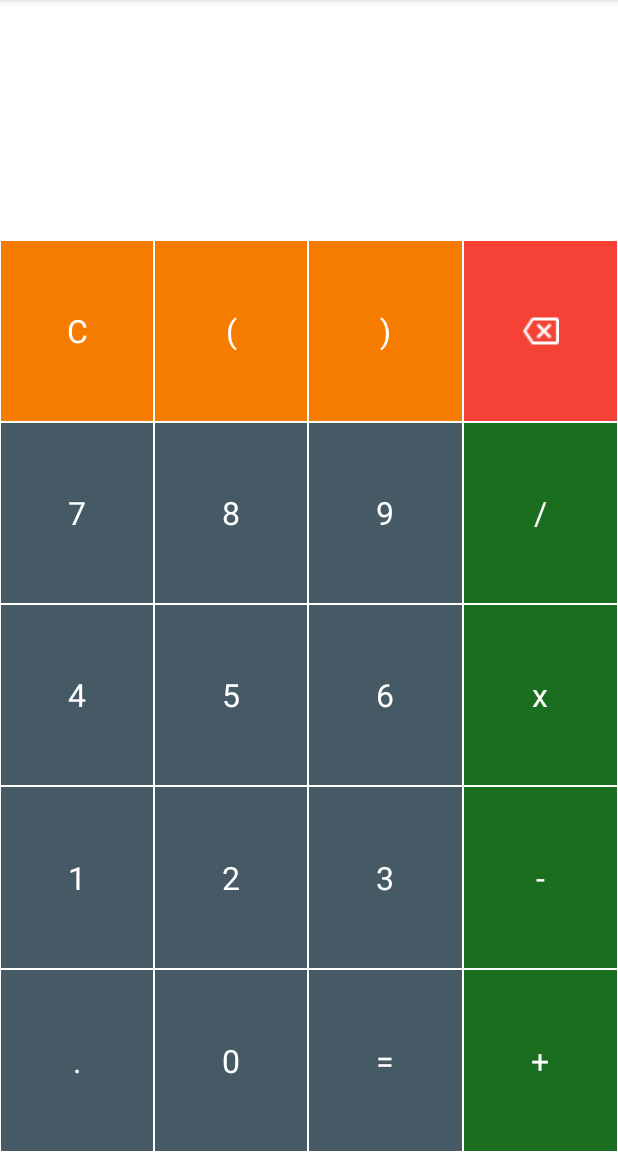
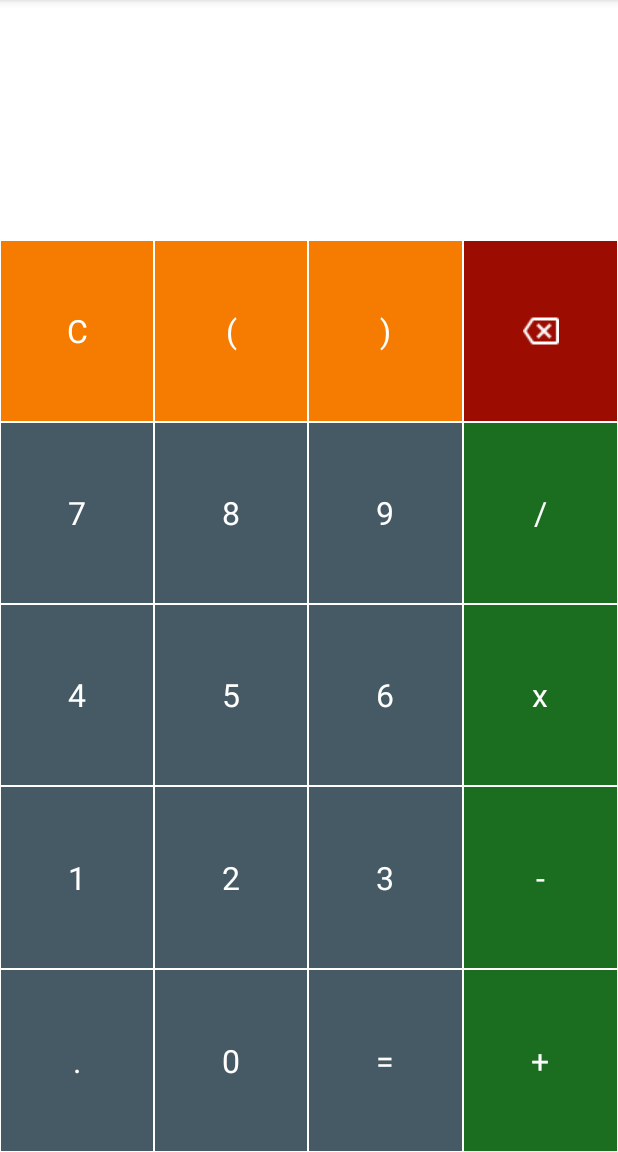
Before and after one commit to MyPayTransirie/calculadora-basica-coderkarol, an Android app: the screen it shows after launch (MainActivity), on a phone screen of 412 x 824 dp, the part 84-1236 px from its top. Run offline under Robolectric (Android 15) with nearby library versions, the phone set to English and light mode, and no system bars.

Commit message:
alterei a cor do botão de deletar

```diff
--- a/app/src/main/res/values/colors.xml
+++ b/app/src/main/res/values/colors.xml
@@ -6,5 +6,5 @@
     <color name="actionButton">#F57C00</color>
     <color name="operatorButton">#1B6E1F</color>
     <color name="numberButton">#455A64</color>
-    <color name="backButton">#F44336</color>
+    <color name="backButton">#9C0C01</color>
 </resources>
```
